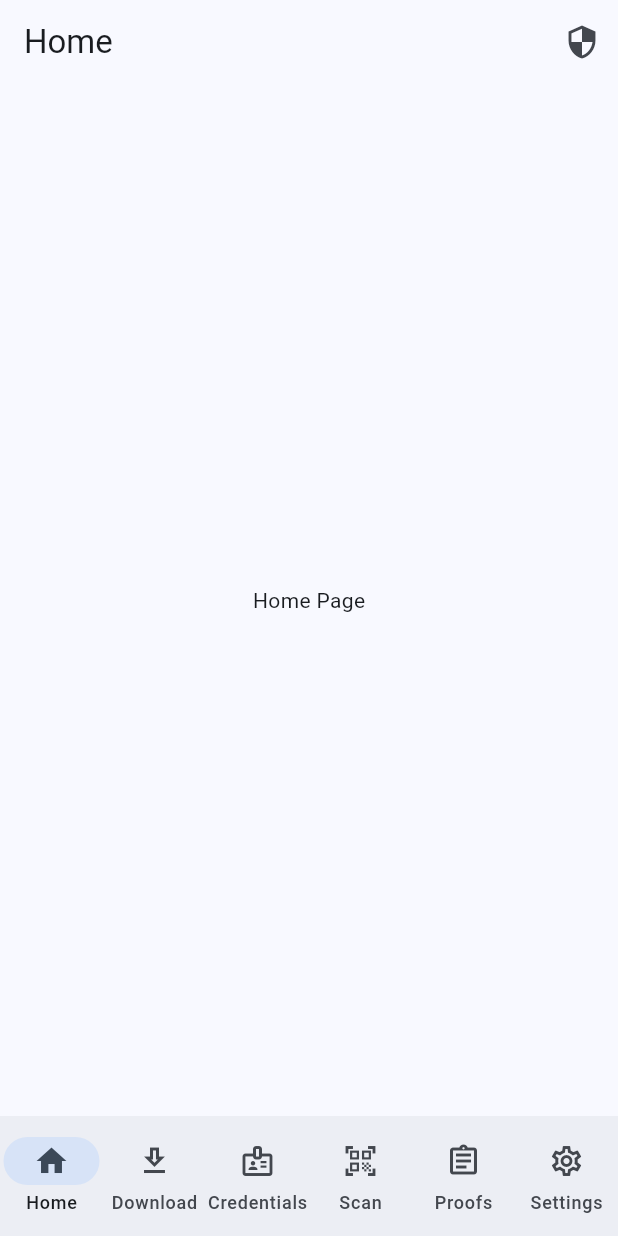
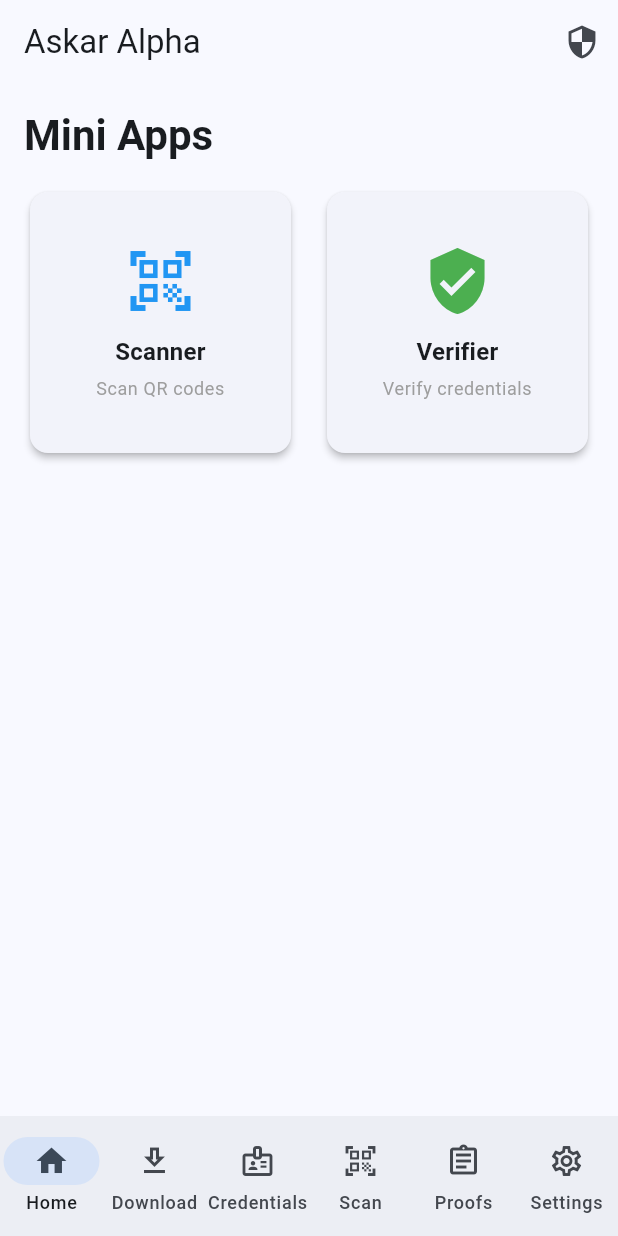
Before and after one commit to sedessapi/askar_alpha1, a Flutter app: the screen it shows after launch, on a phone screen of 412 x 824 dp. Run offline on Flutter 3.47's test engine with Material 3 defaults, Android fonts, the phone set to English and light mode, and no system bars; our stand-ins replace isar, shared_preferences; missing offline and left inert: dart:ffi, dart_base_x; accounts and stored records are empty; generated files the repository leaves out were written again.

Commit message:
refactor: reorganize UI for mini-apps gallery and persistent trust access
- Move Trust Bundle icon from HomePage to main AppNavigation AppBar (persistent)
- Extract Developer Tools section to separate card in Trust Bundle settings
- Redesign HomePage as mini-apps gallery with grid layout
- Add placeholder mini-app cards (Scanner, Verifier)
- Simplify Database Contents card (remove developer tools section)
- Set 'Askar Alpha' as main app title in AppBar
- Prepare foundation for expandable mini-apps ecosystem

```diff
--- a/lib/ui/navigation/app_navigation.dart
+++ b/lib/ui/navigation/app_navigation.dart
@@ -5,6 +5,7 @@ import 'package:askar_alpha/ui/pages/home_page.dart';
 import 'package:askar_alpha/ui/pages/proofs_page.dart';
 import 'package:askar_alpha/ui/pages/scan_page.dart';
 import 'package:askar_alpha/ui/pages/settings_page.dart';
+import 'package:askar_alpha/ui/pages/trust_bundle_settings_page.dart';
 
 class AppNavigation extends StatefulWidget {
   const AppNavigation({super.key});
@@ -28,6 +29,23 @@ class _AppNavigationState extends State<AppNavigation> {
   @override
   Widget build(BuildContext context) {
     return Scaffold(
+      appBar: AppBar(
+        title: const Text('Askar Alpha'),
+        actions: [
+          IconButton(
+            icon: const Icon(Icons.security),
+            tooltip: 'Trust Bundle',
+            onPressed: () {
+              Navigator.push(
+                context,
+                MaterialPageRoute(
+                  builder: (context) => const TrustBundleSettingsPage(),
+                ),
+              );
+            },
+          ),
+        ],
+      ),
       body: _screens[_currentIndex],
       bottomNavigationBar: NavigationBar(
         selectedIndex: _currentIndex,
--- a/lib/ui/pages/home_page.dart
+++ b/lib/ui/pages/home_page.dart
@@ -1,4 +1,3 @@
-import 'package:askar_alpha/ui/pages/trust_bundle_settings_page.dart';
 import 'package:flutter/material.dart';
 
 class HomePage extends StatelessWidget {
@@ -6,24 +5,92 @@ class HomePage extends StatelessWidget {
 
   @override
   Widget build(BuildContext context) {
-    return Scaffold(
-      appBar: AppBar(
-        title: const Text('Home'),
-        actions: [
-          IconButton(
-            icon: const Icon(Icons.security),
-            onPressed: () {
-              Navigator.push(
-                context,
-                MaterialPageRoute(
-                  builder: (context) => const TrustBundleSettingsPage(),
+    return Padding(
+      padding: const EdgeInsets.all(16.0),
+      child: Column(
+        crossAxisAlignment: CrossAxisAlignment.start,
+        children: [
+          Text(
+            'Mini Apps',
+            style: Theme.of(context).textTheme.headlineMedium?.copyWith(
+                  fontWeight: FontWeight.bold,
                 ),
-              );
-            },
+          ),
+          const SizedBox(height: 16),
+          Expanded(
+            child: GridView.count(
+              crossAxisCount: 2,
+              crossAxisSpacing: 16,
+              mainAxisSpacing: 16,
+              children: [
+                _buildMiniAppCard(
+                  context,
+                  icon: Icons.qr_code_scanner,
+                  title: 'Scanner',
+                  description: 'Scan QR codes',
+                  color: Colors.blue,
+                  onTap: () {
+                    // TODO: Navigate to scanner mini-app
+                  },
+                ),
+                _buildMiniAppCard(
+                  context,
+                  icon: Icons.verified_user,
+                  title: 'Verifier',
+                  description: 'Verify credentials',
+                  color: Colors.green,
+                  onTap: () {
+                    // TODO: Navigate to verifier mini-app
+                  },
+                ),
+                // Add more mini-apps here
+              ],
+            ),
           ),
         ],
       ),
-      body: const Center(child: Text('Home Page')),
+    );
+  }
+
+  Widget _buildMiniAppCard(
+    BuildContext context, {
+    required IconData icon,
+    required String title,
+    required String description,
+    required Color color,
+    required VoidCallback onTap,
+  }) {
+    return Card(
+      elevation: 2,
+      child: InkWell(
+        onTap: onTap,
+        borderRadius: BorderRadius.circular(12),
+        child: Padding(
+          padding: const EdgeInsets.all(16.0),
+          child: Column(
+            mainAxisAlignment: MainAxisAlignment.center,
+            children: [
+              Icon(icon, size: 48, color: color),
+              const SizedBox(height: 12),
+              Text(
+                title,
+                style: Theme.of(context).textTheme.titleMedium?.copyWith(
+                      fontWeight: FontWeight.bold,
+                    ),
+                textAlign: TextAlign.center,
+              ),
+              const SizedBox(height: 4),
+              Text(
+                description,
+                style: Theme.of(context).textTheme.bodySmall?.copyWith(
+                      color: Colors.grey,
+                    ),
+                textAlign: TextAlign.center,
+              ),
+            ],
+          ),
+        ),
+      ),
     );
   }
 }
```
Also changed, not shown: lib/ui/pages/trust_bundle_settings_page.dart (+28 -19 lines).
